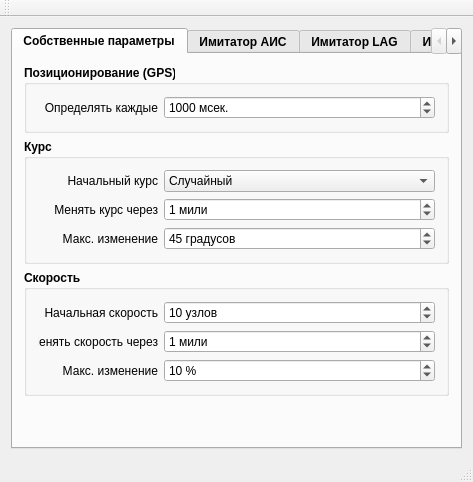
Before: the Qt Designer form Emulator/mainwindow.ui in breton75/R-Card, drawn with Qt 5.
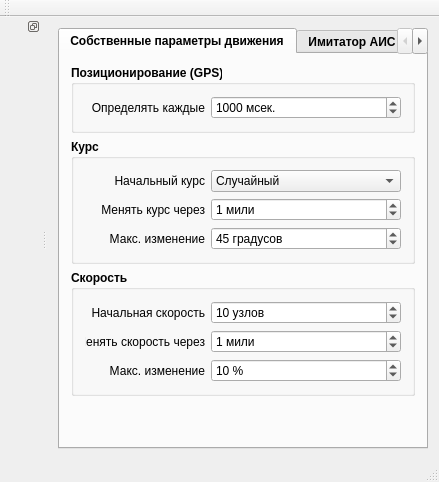
After: the same form once the commit is applied. Icons and pictures are not drawn.

The edit to the form file:
```diff
--- a/Emulator/mainwindow.ui
+++ b/Emulator/mainwindow.ui
@@ -6,7 +6,7 @@
    <rect>
     <x>0</x>
     <y>0</y>
-    <width>473</width>
+    <width>439</width>
     <height>482</height>
    </rect>
   </property>
@@ -28,7 +28,7 @@
       </property>
       <widget class="QWidget" name="tabSelf">
        <attribute name="title">
-        <string>Собственные параметры</string>
+        <string>Собственные параметры движения</string>
        </attribute>
        <layout class="QVBoxLayout" name="verticalLayout_11">
         <item>
@@ -1249,6 +1249,20 @@
    </attribute>
   </widget>
   <widget class="QStatusBar" name="statusBar"/>
+  <widget class="QDockWidget" name="dockWidget">
+   <property name="floating">
+    <bool>true</bool>
+   </property>
+   <property name="features">
+    <set>QDockWidget::DockWidgetFloatable|QDockWidget::DockWidgetMovable</set>
+   </property>
+   <attribute name="dockWidgetArea">
+    <number>1</number>
+   </attribute>
+   <widget class="QWidget" name="dockWidgetContents">
+    <layout class="QVBoxLayout" name="vlayDock"/>
+   </widget>
+  </widget>
  </widget>
  <layoutdefault spacing="6" margin="11"/>
  <resources>
```
Left out of the diff: 23 changed lines with no effect on the pictures.
